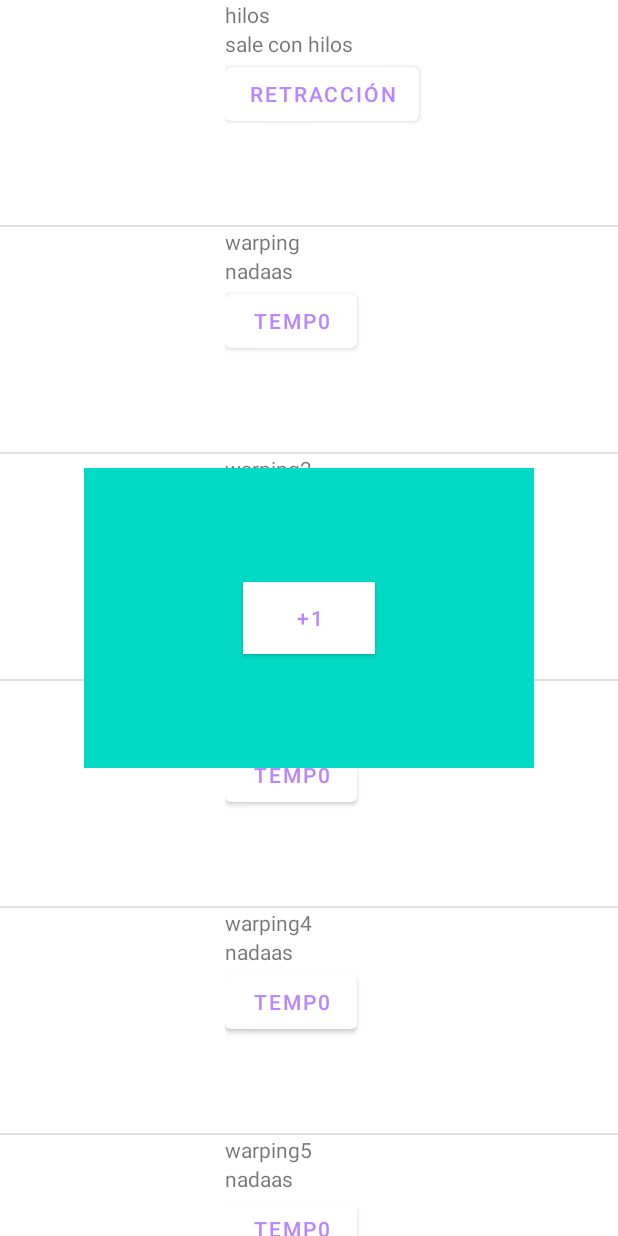
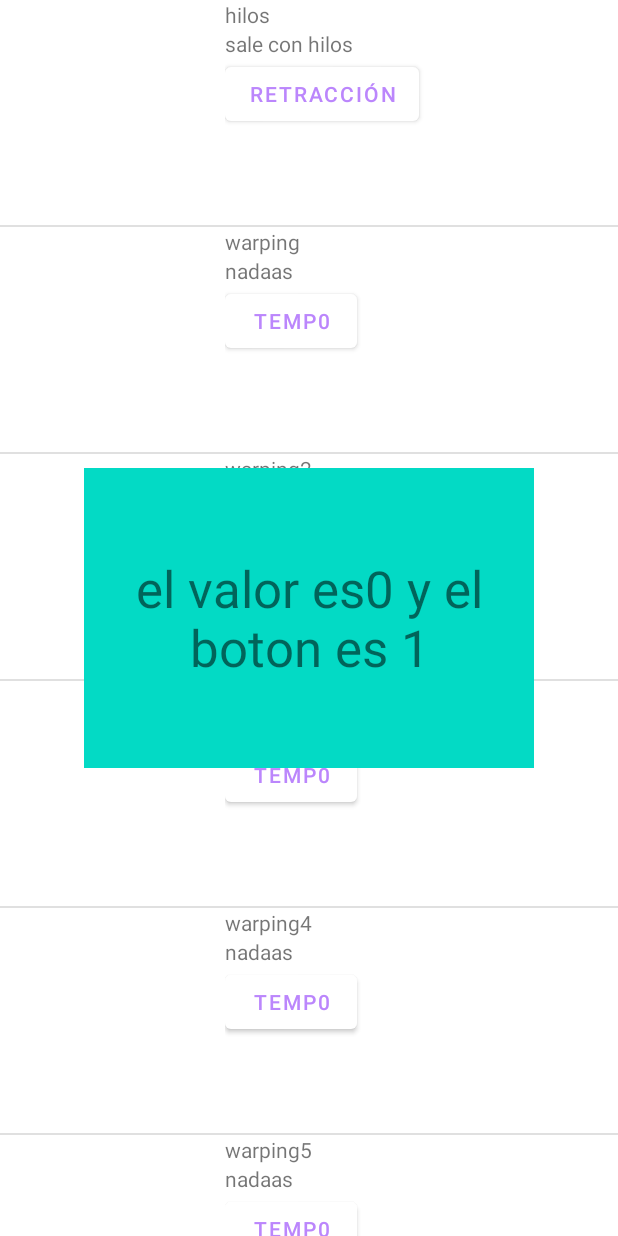
Before and after one commit to nestor1989/idea3D, an Android app: the GuiaActivity screen opened directly, with no data from a screen before it, after a tap on "RETRACCIÓN", on a phone screen of 412 x 824 dp. Run offline under Robolectric (Android 15) with nearby library versions, the phone set to English and light mode, and no system bars.

Commit message:
comunicacion con fragment exitosa

```diff
--- a/app/src/main/java/com/idea3d/idea3d/GuiaActivity.kt
+++ b/app/src/main/java/com/idea3d/idea3d/GuiaActivity.kt
@@ -3,6 +3,7 @@ package com.idea3d.idea3d
 import androidx.appcompat.app.AppCompatActivity
 import android.os.Bundle
 import android.widget.Toast
+import androidx.fragment.app.Fragment
 
 import androidx.recyclerview.widget.DividerItemDecoration
 import androidx.recyclerview.widget.LinearLayoutManager
@@ -11,6 +12,7 @@ import com.idea3d.idea3d.databinding.ActivityGuiaBinding
 class GuiaActivity : AppCompatActivity(), OnFragmentActionsListener {
 
     private lateinit var binding: ActivityGuiaBinding
+
 
     val guiaErrores: List<Problemas> = listOf(
         Problemas("hilos","sale con hilos", "retracción", "picos", "temperatura", "@drawable/logo"),
@@ -33,8 +35,6 @@ class GuiaActivity : AppCompatActivity(), OnFragmentActionsListener {
 
         initAdapter()
 
-
-
     }
 
     fun initAdapter(){
@@ -45,22 +45,18 @@ class GuiaActivity : AppCompatActivity(), OnFragmentActionsListener {
 
     }
 
-    override fun onClickFragmentButton() {
-        Toast.makeText(this, "El botón ha sido pulsado", Toast.LENGTH_SHORT).show()
-        loadFragment(SolucionFragment())
+    override fun onClickFragmentButton(valor:Int, boton:Int) {
+
+        val fragment= SolucionFragment()
+        val bundle = Bundle()
+        bundle.putInt("valor", valor)
+        bundle.putInt("boton", boton)
+        fragment.arguments=bundle
+        val fragmentTransaction = supportFragmentManager.beginTransaction()
+        fragmentTransaction.replace(R.id.fragmentContainer, fragment)
+        fragmentTransaction.addToBackStack(null)
+        fragmentTransaction.commit()
     }
-
-    /*override fun OnResolucionClick() {
-
-
-    }*/
-
-
-    /*private fun loadFragment(fragment: Fragment) {
-        val fragmentTransaction = supportFragmentManager.beginTransaction()
-        fragmentTransaction.add(R.id.fragmentContainer, fragment)
-        fragmentTransaction.commit()
-    }*/
 
 
 }
--- a/app/src/main/java/com/idea3d/idea3d/OnFragmentActionsListener.kt
+++ b/app/src/main/java/com/idea3d/idea3d/OnFragmentActionsListener.kt
@@ -1,7 +1,8 @@
 package com.idea3d.idea3d
 
+
 interface OnFragmentActionsListener {
-    fun onClickFragmentButton()
+    fun onClickFragmentButton(valor:Int, boton:Int)
 
 
 
--- a/app/src/main/java/com/idea3d/idea3d/SolucionFragment.kt
+++ b/app/src/main/java/com/idea3d/idea3d/SolucionFragment.kt
@@ -11,16 +11,18 @@ import com.idea3d.idea3d.databinding.FragmentSolucionBinding
 
 class SolucionFragment : Fragment() {
 
-    private var _binding:FragmentSolucionBinding?=null
-    private val binding get()=_binding!!
+    private var _binding: FragmentSolucionBinding? = null
+    private val binding get() = _binding!!
 
     private var listener: OnFragmentActionsListener? = null
+
 
     override fun onAttach(context: Context) {
         super.onAttach(context)
         if (context is OnFragmentActionsListener) {
             listener = context
         }
+
     }
 
 
@@ -28,15 +30,25 @@ class SolucionFragment : Fragment() {
         inflater: LayoutInflater, container: ViewGroup?,
         savedInstanceState: Bundle?
     ): View? {
-        // Inflate the layout for this fragment
+
         _binding= FragmentSolucionBinding.inflate(inflater, container, false)
         return binding.root
     }
 
+
+
     override fun onViewCreated(view: View, savedInstanceState: Bundle?) {
         super.onViewCreated(view, savedInstanceState)
-        binding.btnPlus.setOnClickListener { listener?.onClickFragmentButton() }
+
+        if(arguments != null) {
+            val boton = requireArguments().getInt("boton")
+            val valor = requireArguments().getInt("valor")
+            binding.textView.text = "el valor es$valor y el boton es $boton"
+        }
     }
+
+    //binding.btnPlus.setOnClickListener { listener?.onClickFragmentButton() }
+
 
 
     override fun onDetach() {
--- a/app/src/main/java/com/idea3d/idea3d/extension.kt
+++ /dev/null
@@ -1,11 +0,0 @@
-package com.idea3d.idea3d
-
-
-import androidx.appcompat.app.AppCompatActivity
-import androidx.fragment.app.Fragment
-
-fun AppCompatActivity.loadFragment (fragment:Fragment) {
-    val fragmentTransaction = supportFragmentManager.beginTransaction()
-    fragmentTransaction.add(R.id.fragmentContainer, fragment)
-    fragmentTransaction.commit()
-}
--- a/app/src/main/java/com/idea3d/idea3d/problemasAdapter.kt
+++ b/app/src/main/java/com/idea3d/idea3d/problemasAdapter.kt
@@ -10,9 +10,7 @@ import com.idea3d.idea3d.databinding.ListProblemasBinding
 class problemasAdapter (private val itemClickListener:OnFragmentActionsListener,
                         val guiaErrores:List<Problemas>): RecyclerView.Adapter<problemasAdapter.ProblemasHolder>() {
 
-    /*interface OnResolucionActionListener{
-        fun OnResolucionClick()
-    }*/
+
 
     override fun onCreateViewHolder(parent: ViewGroup, viewType: Int): ProblemasHolder {
         val itemBinding =
@@ -23,6 +21,7 @@ class problemasAdapter (private val itemClickListener:OnFragmentActionsListener,
 
     override fun onBindViewHolder(holder: ProblemasHolder, position: Int) {
         holder.render(guiaErrores[position])
+
 
     }
 
@@ -35,7 +34,8 @@ class problemasAdapter (private val itemClickListener:OnFragmentActionsListener,
 
 
         fun render(guiaErrores: Problemas) {
-            itemBinding.resolucionUno.setOnClickListener { itemClickListener.onClickFragmentButton() }
+
+            itemBinding.resolucionUno.setOnClickListener { itemClickListener.onClickFragmentButton(bindingAdapterPosition, 1) }
 
             itemBinding.problemaString.text = guiaErrores.NombreProblema
             itemBinding.descripcionString.text = guiaErrores.Desripcion
--- a/app/src/main/res/layout/fragment_solucion.xml
+++ b/app/src/main/res/layout/fragment_solucion.xml
@@ -6,13 +6,12 @@
     android:background="@color/teal_200"
     tools:context=".SolucionFragment">
 
-    <Button
-    android:id="@+id/btnPlus"
-    android:text="+1"
-    android:layout_gravity="center"
-    android:background="@color/purple_200"
-    android:layout_width="wrap_content"
-    android:layout_height="wrap_content"/>
 
-
+    <TextView
+        android:id="@+id/textView"
+        android:layout_width="match_parent"
+        android:layout_height="match_parent"
+        android:gravity="center"
+        android:text="Hola soy la información que contiene este fragmento"
+        android:textSize="34sp" />
 </FrameLayout>
--- a/app/src/main/res/values/strings.xml
+++ b/app/src/main/res/values/strings.xml
@@ -20,7 +20,7 @@
 
 
     </string-array>
-    <!-- TODO: Remove or change this placeholder text -->
+
     <string name="hello_blank_fragment">Hello blank fragment</string>
 
 
```
